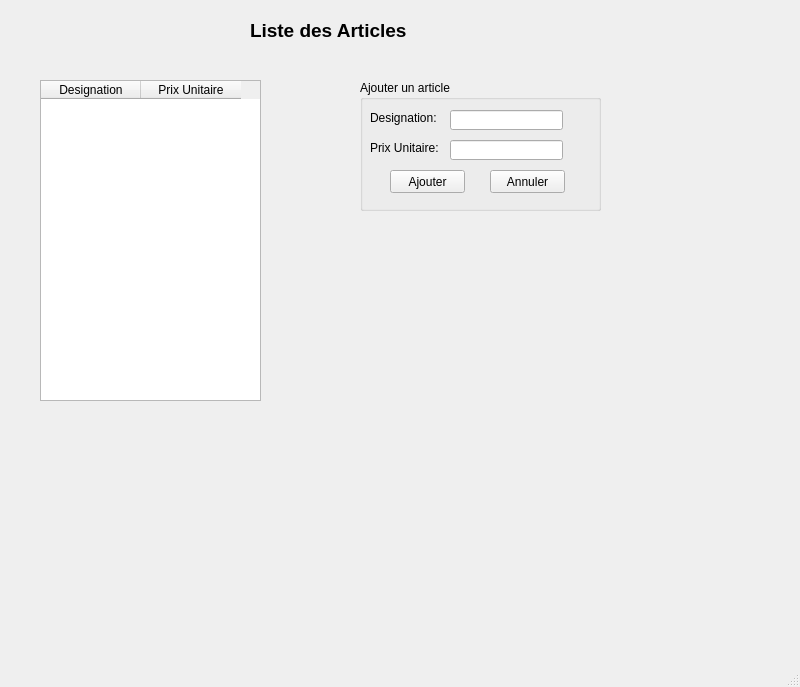
Qt form mainwindow.ui (nyrouz911/Smart-Dry-Cleaner-2A13) before a commit.
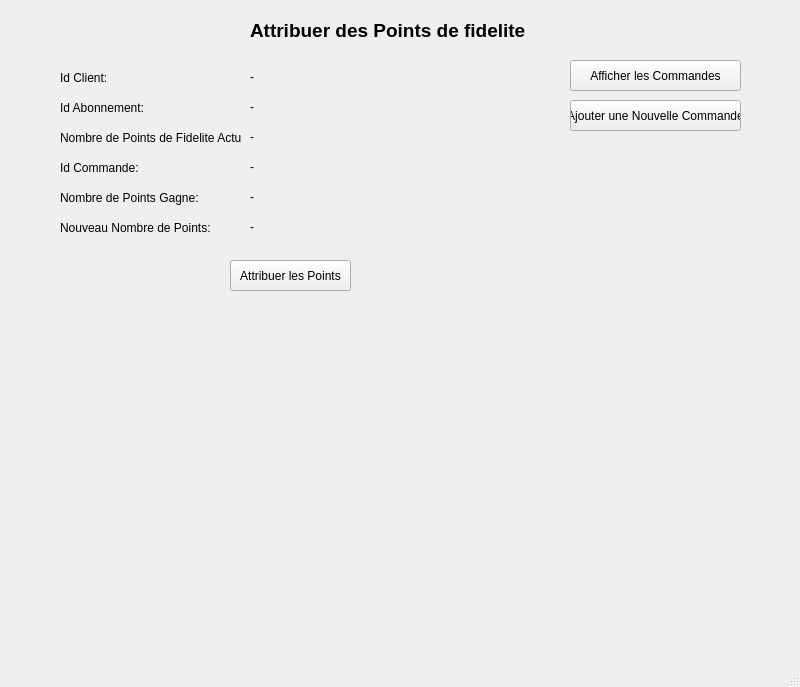
The same form after that commit. The open tabs and pages were chosen to show the change.

The edit to the form file:
```diff
--- a/mainwindow.ui
+++ b/mainwindow.ui
@@ -24,7 +24,7 @@
      </rect>
     </property>
     <property name="currentIndex">
-     <number>0</number>
+     <number>3</number>
     </property>
     <widget class="QWidget" name="stackedWidgetPage1">
      <widget class="QLabel" name="label_4">
@@ -57,7 +57,7 @@
       <property name="geometry">
        <rect>
         <x>140</x>
-        <y>480</y>
+        <y>520</y>
         <width>70</width>
         <height>18</height>
        </rect>
@@ -70,7 +70,7 @@
       <property name="geometry">
        <rect>
         <x>20</x>
-        <y>480</y>
+        <y>520</y>
         <width>101</width>
         <height>16</height>
        </rect>
@@ -83,7 +83,7 @@
       <property name="geometry">
        <rect>
         <x>240</x>
-        <y>480</y>
+        <y>520</y>
         <width>70</width>
         <height>18</height>
        </rect>
@@ -96,7 +96,7 @@
       <property name="geometry">
        <rect>
         <x>140</x>
-        <y>550</y>
+        <y>590</y>
         <width>111</width>
         <height>31</height>
        </rect>
@@ -109,7 +109,7 @@
       <property name="geometry">
        <rect>
         <x>260</x>
-        <y>550</y>
+        <y>590</y>
         <width>121</width>
         <height>31</height>
        </rect>
@@ -123,8 +123,8 @@
        <rect>
         <x>140</x>
         <y>150</y>
-        <width>421</width>
-        <height>301</height>
+        <width>291</width>
+        <height>291</height>
        </rect>
       </property>
       <row>
@@ -169,7 +169,7 @@
       </row>
       <row>
        <property name="text">
-        <string>Total</string>
+        <string/>
        </property>
       </row>
       <column>
@@ -182,41 +182,71 @@
         <string>Prix Unitaire</string>
        </property>
       </column>
-      <column>
+      <item row="1" column="0">
        <property name="text">
-        <string>Total</string>
+        <string>0</string>
        </property>
-      </column>
+      </item>
       <item row="1" column="1">
        <property name="text">
         <string>10</string>
        </property>
       </item>
+      <item row="2" column="0">
+       <property name="text">
+        <string>0</string>
+       </property>
+      </item>
       <item row="2" column="1">
        <property name="text">
         <string>10</string>
        </property>
       </item>
+      <item row="3" column="0">
+       <property name="text">
+        <string>0</string>
+       </property>
+      </item>
       <item row="3" column="1">
        <property name="text">
         <string>5</string>
        </property>
       </item>
+      <item row="4" column="0">
+       <property name="text">
+        <string>0</string>
+       </property>
+      </item>
       <item row="4" column="1">
        <property name="text">
         <string>5</string>
        </property>
       </item>
+      <item row="5" column="0">
+       <property name="text">
+        <string>0</string>
+       </property>
+      </item>
       <item row="5" column="1">
        <property name="text">
         <string>5</string>
        </property>
       </item>
+      <item row="6" column="0">
+       <property name="text">
+        <string>0</string>
+       </property>
+      </item>
       <item row="6" column="1">
        <property name="text">
         <string>10</string>
        </property>
       </item>
+      <item row="7" column="0">
+       <property name="text">
+        <string>0</string>
+       </property>
+      </item>
       <item row="7" column="1">
        <property name="text">
         <string>5</string>
@@ -266,7 +296,7 @@
       <property name="geometry">
        <rect>
         <x>20</x>
-        <y>500</y>
+        <y>540</y>
         <width>47</width>
         <height>14</height>
        </rect>
@@ -279,7 +309,7 @@
       <property name="geometry">
        <rect>
         <x>140</x>
-        <y>500</y>
+        <y>540</y>
         <width>70</width>
         <height>18</height>
        </rect>
@@ -292,7 +322,7 @@
       <property name="geometry">
        <rect>
         <x>240</x>
-        <y>500</y>
+        <y>540</y>
         <width>70</width>
         <height>18</height>
        </rect>
@@ -304,7 +334,7 @@
      <widget class="QLineEdit" name="lineEdit_7">
       <property name="geometry">
        <rect>
-        <x>450</x>
+        <x>190</x>
         <y>460</y>
         <width>113</width>
         <height>20</height>
@@ -314,23 +344,23 @@
      <widget class="QLabel" name="label_20">
       <property name="geometry">
        <rect>
-        <x>400</x>
+        <x>140</x>
         <y>460</y>
         <width>47</width>
         <height>14</height>
        </rect>
       </property>
       <property name="text">
-       <string>Montant</string>
+       <string>Total</string>
       </property>
      </widget>
      <widget class="QPushButton" name="Boutton_Afiche_Commades">
       <property name="geometry">
        <rect>
-        <x>590</x>
+        <x>580</x>
         <y>50</y>
-        <width>161</width>
-        <height>51</height>
+        <width>171</width>
+        <height>31</height>
        </rect>
       </property>
       <property name="text">
@@ -402,8 +432,8 @@
      <widget class="QLabel" name="label_24">
       <property name="geometry">
        <rect>
-        <x>300</x>
-        <y>480</y>
+        <x>290</x>
+        <y>520</y>
         <width>161</width>
         <height>16</height>
        </rect>
@@ -416,7 +446,7 @@
       <property name="geometry">
        <rect>
         <x>300</x>
-        <y>500</y>
+        <y>540</y>
         <width>131</width>
         <height>16</height>
        </rect>
@@ -428,8 +458,8 @@
      <widget class="QLabel" name="label_26">
       <property name="geometry">
        <rect>
-        <x>580</x>
-        <y>460</y>
+        <x>440</x>
+        <y>470</y>
         <width>131</width>
         <height>16</height>
        </rect>
@@ -438,6 +468,32 @@
        <string/>
       </property>
      </widget>
+     <widget class="QPushButton" name="pushButton_2">
+      <property name="geometry">
+       <rect>
+        <x>340</x>
+        <y>460</y>
+        <width>91</width>
+        <height>31</height>
+       </rect>
+      </property>
+      <property name="text">
+       <string>Calculer Total</string>
+      </property>
+     </widget>
+     <widget class="QPushButton" name="pushButton_14">
+      <property name="geometry">
+       <rect>
+        <x>580</x>
+        <y>90</y>
+        <width>171</width>
+        <height>31</height>
+       </rect>
+      </property>
+      <property name="text">
+       <string>Attribuer des Points de Fidelite</string>
+      </property>
+     </widget>
     </widget>
     <widget class="QWidget" name="stackedWidgetPage2">
      <widget class="QLineEdit" name="lineEdit_4">
@@ -1017,6 +1073,112 @@
        </widget>
       </widget>
      </widget>
+     <widget class="QPushButton" name="pushButton_10">
+      <property name="geometry">
+       <rect>
+        <x>140</x>
+        <y>440</y>
+        <width>171</width>
+        <height>41</height>
+       </rect>
+      </property>
+      <property name="text">
+       <string>Envoyer SMS de Confirmation</string>
+      </property>
+     </widget>
+     <widget class="QPushButton" name="pushButton_15">
+      <property name="geometry">
+       <rect>
+        <x>10</x>
+        <y>490</y>
+        <width>121</width>
+        <height>41</height>
+       </rect>
+      </property>
+      <property name="text">
+       <string>Attribuer des
+ Points de Fidelite</string>
+      </property>
+     </widget>
+    </widget>
+    <widget class="QWidget" name="page_2">
+     <widget class="QLabel" name="label_27">
+      <property name="geometry">
+       <rect>
+        <x>300</x>
+        <y>50</y>
+        <width>211</width>
+        <height>41</height>
+       </rect>
+      </property>
+      <property name="text">
+       <string>&lt;html&gt;&lt;head/&gt;&lt;body&gt;&lt;p&gt;&lt;span style=&quot; font-size:22pt; font-weight:600;&quot;&gt;PARAMETRES&lt;/span&gt;&lt;/p&gt;&lt;/body&gt;&lt;/html&gt;</string>
+      </property>
+     </widget>
+     <widget class="QLabel" name="label_28">
+      <property name="geometry">
+       <rect>
+        <x>40</x>
+        <y>110</y>
+        <width>61</width>
+        <height>20</height>
+       </rect>
+      </property>
+      <property name="text">
+       <string>LANGUE :</string>
+      </property>
+     </widget>
+     <widget class="QComboBox" name="comboBox_7">
+      <property name="geometry">
+       <rect>
+        <x>110</x>
+        <y>110</y>
+        <width>141</width>
+        <height>22</height>
+       </rect>
+      </property>
+      <item>
+       <property name="text">
+        <string>Francais</string>
+       </property>
+      </item>
+      <item>
+       <property name="text">
+        <string>Anglais</string>
+       </property>
+      </item>
+      <item>
+       <property name="text">
+        <string>Tunisien</string>
+       </property>
+      </item>
+     </widget>
+     <widget class="QPushButton" name="pushButton_11">
+      <property name="geometry">
+       <rect>
+        <x>280</x>
+        <y>110</y>
+        <width>111</width>
+        <height>23</height>
+       </rect>
+      </property>
+      <property name="text">
+       <string>Definir la langue</string>
+      </property>
+     </widget>
+     <widget class="QPushButton" name="pushButton_12">
+      <property name="geometry">
+       <rect>
+        <x>630</x>
+        <y>60</y>
+        <width>141</width>
+        <height>51</height>
+       </rect>
+      </property>
+      <property name="text">
+       <string>Afficher les Commandes</string>
+      </property>
+     </widget>
     </widget>
     <widget class="QWidget" name="page">
      <widget class="QLabel" name="label_9">
@@ -1024,7 +1186,7 @@
        <rect>
         <x>240</x>
         <y>10</y>
-        <width>201</width>
+        <width>301</width>
         <height>41</height>
        </rect>
       </property>
@@ -1035,113 +1197,203 @@
        </size>
       </property>
       <property name="text">
-       <string>&lt;html&gt;&lt;head/&gt;&lt;body&gt;&lt;p&gt;&lt;span style=&quot; font-size:14pt; font-weight:600;&quot;&gt;Liste des Articles&lt;/span&gt;&lt;/p&gt;&lt;/body&gt;&lt;/html&gt;</string>
+       <string>&lt;html&gt;&lt;head/&gt;&lt;body&gt;&lt;p&gt;&lt;span style=&quot; font-size:14pt; font-weight:600;&quot;&gt;Attribuer des Points de fidelite&lt;/span&gt;&lt;/p&gt;&lt;/body&gt;&lt;/html&gt;</string>
       </property>
      </widget>
-     <widget class="QTableWidget" name="tableWidget_3">
+     <widget class="QLabel" name="label_10">
       <property name="geometry">
        <rect>
-        <x>30</x>
-        <y>80</y>
-        <width>221</width>
-        <height>321</height>
+        <x>50</x>
+        <y>70</y>
+        <width>61</width>
+        <height>16</height>
        </rect>
       </property>
-      <column>
-       <property name="text">
-        <string>Designation</string>
-       </property>
-      </column>
-      <column>
-       <property name="text">
-        <string>Prix Unitaire</string>
-       </property>
-      </column>
+      <property name="text">
+       <string>Id Client:</string>
+      </property>
      </widget>
-     <widget class="QGroupBox" name="groupBox_3">
+     <widget class="QLabel" name="label_11">
       <property name="geometry">
        <rect>
-        <x>350</x>
-        <y>80</y>
-        <width>241</width>
-        <height>131</height>
+        <x>240</x>
+        <y>70</y>
+        <width>47</width>
+        <height>14</height>
        </rect>
       </property>
-      <property name="title">
-       <string>Ajouter un article</string>
+      <property name="text">
+       <string>-</string>
       </property>
-      <widget class="QLabel" name="label_10">
-       <property name="geometry">
-        <rect>
-         <x>10</x>
-         <y>30</y>
-         <width>71</width>
-         <height>16</height>
-        </rect>
-       </property>
-       <property name="text">
-        <string>Designation:</string>
-       </property>
-      </widget>
-      <widget class="QLineEdit" name="lineEdit">
-       <property name="geometry">
-        <rect>
-         <x>90</x>
-         <y>30</y>
-         <width>113</width>
-         <height>20</height>
-        </rect>
-       </property>
-      </widget>
-      <widget class="QLineEdit" name="lineEdit_2">
-       <property name="geometry">
-        <rect>
-         <x>90</x>
-         <y>60</y>
-         <width>113</width>
-         <height>20</height>
-        </rect>
-       </property>
-      </widget>
-      <widget class="QLabel" name="label_11">
-       <property name="geometry">
-        <rect>
-         <x>10</x>
-         <y>60</y>
-         <width>71</width>
-         <height>16</height>
-        </rect>
-       </property>
-       <property name="text">
-        <string>Prix Unitaire:</string>
-       </property>
-      </widget>
-      <widget class="QPushButton" name="pushButton_8">
-       <property name="geometry">
-        <rect>
-         <x>30</x>
-         <y>90</y>
-         <width>75</width>
-         <height>23</height>
-        </rect>
-       </property>
-       <property name="text">
-        <string>Ajouter</string>
-       </property>
-      </widget>
-      <widget class="QPushButton" name="pushButton_9">
-       <property name="geometry">
-        <rect>
-         <x>130</x>
-         <y>90</y>
-         <width>75</width>
-         <height>23</height>
-        </rect>
-       </property>
-       <property name="text">
-        <string>Annuler</string>
-       </property>
-      </widget>
+     </widget>
+     <widget class="QLabel" name="label_29">
+      <property name="geometry">
+       <rect>
+        <x>50</x>
+        <y>100</y>
+        <width>91</width>
+        <height>16</height>
+       </rect>
+      </property>
+      <property name="text">
+       <string>Id Abonnement:</string>
+      </property>
+     </widget>
+     <widget class="QLabel" name="label_30">
+      <property name="geometry">
+       <rect>
+        <x>240</x>
+        <y>100</y>
+        <width>47</width>
+        <height>14</height>
+       </rect>
+      </property>
+      <property name="text">
+       <string>-</string>
+      </property>
+     </widget>
+     <widget class="QLabel" name="label_31">
+      <property name="geometry">
+       <rect>
+        <x>50</x>
+        <y>130</y>
+        <width>181</width>
+        <height>16</height>
+       </rect>
+      </property>
+      <property name="text">
+       <string>Nombre de Points de Fidelite Actuel:</string>
+      </property>
+     </widget>
+     <widget class="QLabel" name="label_32">
+      <property name="geometry">
+       <rect>
+        <x>240</x>
+        <y>130</y>
+        <width>47</width>
+        <height>14</height>
+       </rect>
+      </property>
+      <property name="text">
+       <string>-</string>
+      </property>
+     </widget>
+     <widget class="QLabel" name="label_33">
+      <property name="geometry">
+       <rect>
+        <x>50</x>
+        <y>190</y>
+        <width>171</width>
+        <height>16</height>
+       </rect>
+      </property>
+      <property name="text">
+       <string>Nombre de Points Gagne:</string>
+      </property>
+     </widget>
+     <widget class="QLabel" name="label_34">
+      <property name="geometry">
+       <rect>
+        <x>50</x>
+        <y>160</y>
+        <width>81</width>
+        <height>16</height>
+       </rect>
+      </property>
+      <property name="text">
+       <string>Id Commande:</string>
+      </property>
+     </widget>
+     <widget class="QPushButton" name="pushButton_8">
+      <property name="geometry">
+       <rect>
+        <x>220</x>
+        <y>260</y>
+        <width>121</width>
+        <height>31</height>
+       </rect>
+      </property>
+      <property name="text">
+       <string>Attribuer les Points</string>
+      </property>
+     </widget>
+     <widget class="QLabel" name="label_35">
+      <property name="geometry">
+       <rect>
+        <x>240</x>
+        <y>160</y>
+        <width>47</width>
+        <height>14</height>
+       </rect>
+      </property>
+      <property name="text">
+       <string>-</string>
+      </property>
+     </widget>
+     <widget class="QLabel" name="label_36">
+      <property name="geometry">
+       <rect>
+        <x>240</x>
+        <y>190</y>
+        <width>47</width>
+        <height>14</height>
+       </rect>
+      </property>
+      <property name="text">
+       <string>-</string>
+      </property>
+     </widget>
+     <widget class="QLabel" name="label_37">
+      <property name="geometry">
+       <rect>
+        <x>50</x>
+        <y>220</y>
+        <width>151</width>
+        <height>16</height>
+       </rect>
+      </property>
+      <property name="text">
+       <string>Nouveau Nombre de Points:</string>
+      </property>
+     </widget>
+     <widget class="QLabel" name="label_38">
+      <property name="geometry">
+       <rect>
+        <x>240</x>
+        <y>220</y>
+        <width>47</width>
+        <height>14</height>
+       </rect>
+      </property>
+      <property name="text">
+       <string>-</string>
+      </property>
+     </widget>
+     <widget class="QPushButton" name="pushButton_9">
+      <property name="geometry">
+       <rect>
+        <x>560</x>
+        <y>60</y>
+        <width>171</width>
+        <height>31</height>
+       </rect>
+      </property>
+      <property name="text">
+       <string>Afficher les Commandes</string>
+      </property>
+     </widget>
+     <widget class="QPushButton" name="pushButton_13">
+      <property name="geometry">
+       <rect>
+        <x>560</x>
+        <y>100</y>
+        <width>171</width>
+        <height>31</height>
+       </rect>
+      </property>
+      <property name="text">
+       <string>Ajouter une Nouvelle Commande</string>
+      </property>
      </widget>
     </widget>
    </widget>
```
